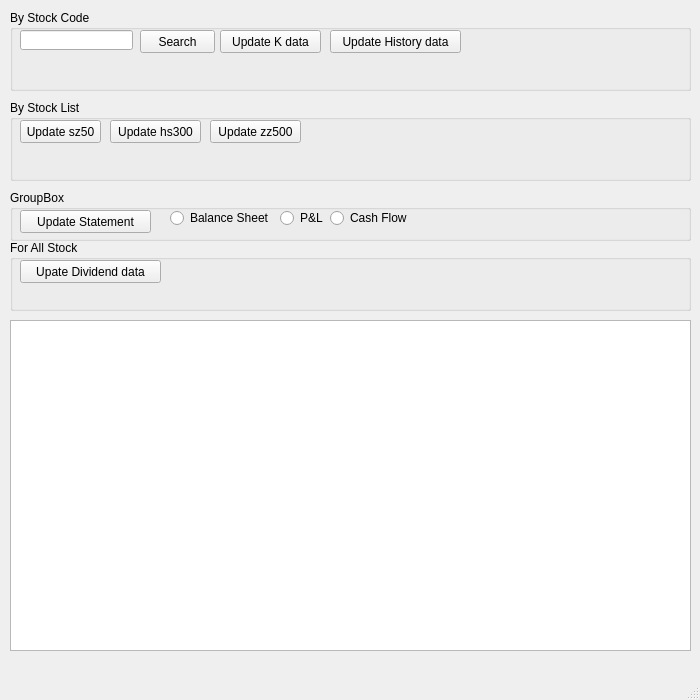
The window that ui/home.ui (ApoloTeam/Apolo) describes before a commit, drawn with Qt 5.
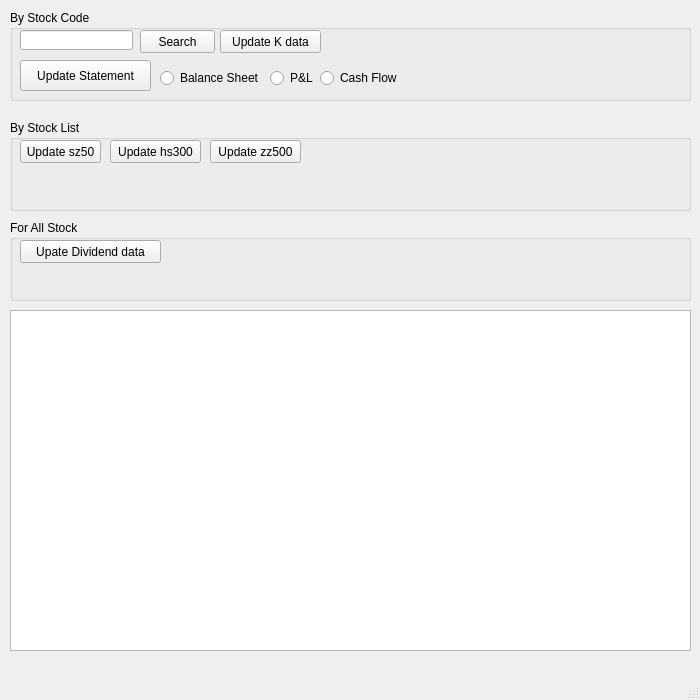
The same window after the commit.

```diff
--- a/ui/home.ui
+++ b/ui/home.ui
@@ -20,7 +20,7 @@
       <x>10</x>
       <y>10</y>
       <width>681</width>
-      <height>81</height>
+      <height>91</height>
      </rect>
     </property>
     <property name="title">
@@ -62,17 +62,65 @@
       <string>Update K data</string>
      </property>
     </widget>
-    <widget class="QPushButton" name="btn_update_hist_data">
+    <widget class="QPushButton" name="btn_update_statement">
      <property name="geometry">
       <rect>
-       <x>320</x>
-       <y>20</y>
+       <x>10</x>
+       <y>50</y>
        <width>131</width>
-       <height>23</height>
+       <height>31</height>
       </rect>
      </property>
      <property name="text">
-      <string>Update History data</string>
+      <string>Update Statement</string>
+     </property>
+    </widget>
+    <widget class="QRadioButton" name="rdb_bs">
+     <property name="geometry">
+      <rect>
+       <x>150</x>
+       <y>60</y>
+       <width>101</width>
+       <height>16</height>
+      </rect>
+     </property>
+     <property name="text">
+      <string>Balance Sheet</string>
+     </property>
+    </widget>
+    <widget class="QRadioButton" name="rdb_pl">
+     <property name="geometry">
+      <rect>
+       <x>260</x>
+       <y>60</y>
+       <width>89</width>
+       <height>16</height>
+      </rect>
+     </property>
+     <property name="whatsThis">
+      <string>P&amp;L Statement</string>
+     </property>
+     <property name="text">
+      <string>P&amp;&amp;L</string>
+     </property>
+     <property name="checkable">
+      <bool>true</bool>
+     </property>
+     <property name="checked">
+      <bool>false</bool>
+     </property>
+    </widget>
+    <widget class="QRadioButton" name="rdb_cash">
+     <property name="geometry">
+      <rect>
+       <x>310</x>
+       <y>60</y>
+       <width>89</width>
+       <height>16</height>
+      </rect>
+     </property>
+     <property name="text">
+      <string>Cash Flow</string>
      </property>
     </widget>
    </widget>
@@ -80,9 +128,9 @@
     <property name="geometry">
      <rect>
       <x>10</x>
-      <y>100</y>
+      <y>120</y>
       <width>681</width>
-      <height>81</height>
+      <height>91</height>
      </rect>
     </property>
     <property name="title">
@@ -136,9 +184,9 @@
     <property name="geometry">
      <rect>
       <x>10</x>
-      <y>320</y>
+      <y>310</y>
       <width>681</width>
-      <height>331</height>
+      <height>341</height>
      </rect>
     </property>
     <property name="lineWrapMode">
@@ -152,9 +200,9 @@
     <property name="geometry">
      <rect>
       <x>10</x>
-      <y>240</y>
+      <y>220</y>
       <width>681</width>
-      <height>71</height>
+      <height>81</height>
      </rect>
     </property>
     <property name="title">
@@ -177,80 +225,6 @@
      </property>
     </widget>
    </widget>
-   <widget class="QGroupBox" name="groupBox">
-    <property name="geometry">
-     <rect>
-      <x>10</x>
-      <y>190</y>
-      <width>681</width>
-      <height>51</height>
-     </rect>
-    </property>
-    <property name="title">
-     <string>GroupBox</string>
-    </property>
-    <widget class="QPushButton" name="btn_update_statement">
-     <property name="geometry">
-      <rect>
-       <x>10</x>
-       <y>20</y>
-       <width>131</width>
-       <height>23</height>
-      </rect>
-     </property>
-     <property name="text">
-      <string>Update Statement</string>
-     </property>
-    </widget>
-    <widget class="QRadioButton" name="rdb_bs">
-     <property name="geometry">
-      <rect>
-       <x>160</x>
-       <y>20</y>
-       <width>101</width>
-       <height>16</height>
-      </rect>
-     </property>
-     <property name="text">
-      <string>Balance Sheet</string>
-     </property>
-    </widget>
-    <widget class="QRadioButton" name="rdb_pl">
-     <property name="geometry">
-      <rect>
-       <x>270</x>
-       <y>20</y>
-       <width>89</width>
-       <height>16</height>
-      </rect>
-     </property>
-     <property name="whatsThis">
-      <string>P&amp;L Statement</string>
-     </property>
-     <property name="text">
-      <string>P&amp;&amp;L</string>
-     </property>
-     <property name="checkable">
-      <bool>true</bool>
-     </property>
-     <property name="checked">
-      <bool>false</bool>
-     </property>
-    </widget>
-    <widget class="QRadioButton" name="rdb_cash">
-     <property name="geometry">
-      <rect>
-       <x>320</x>
-       <y>20</y>
-       <width>89</width>
-       <height>16</height>
-      </rect>
-     </property>
-     <property name="text">
-      <string>Cash Flow</string>
-     </property>
-    </widget>
-   </widget>
   </widget>
   <widget class="QMenuBar" name="menubar">
    <property name="geometry">
```
Left out of the diff: 4 changed lines with no effect on the pictures.
